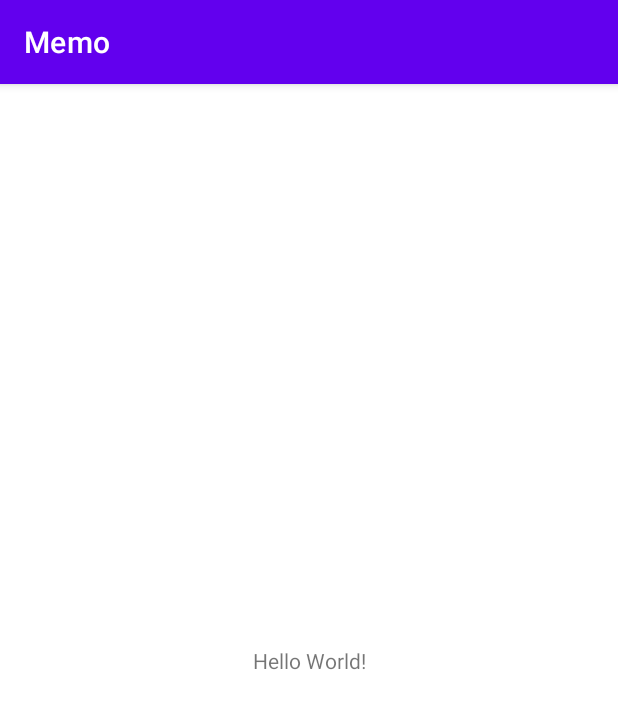
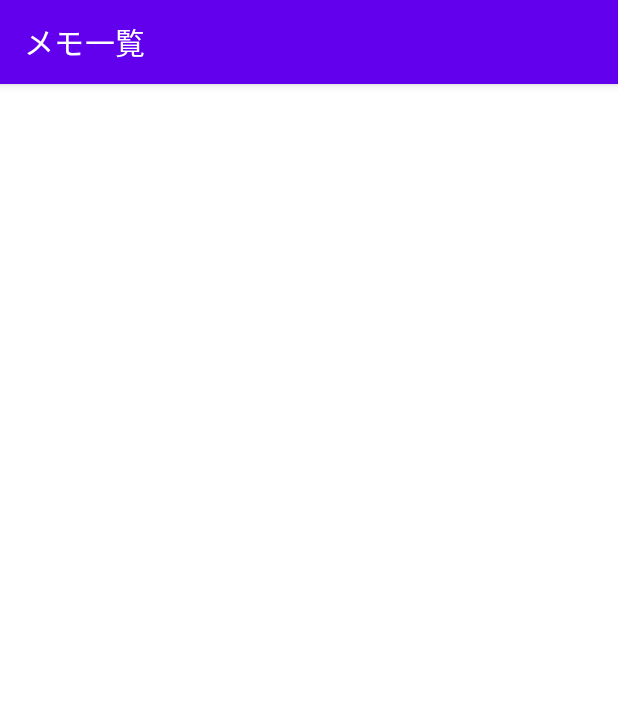
Before and after one commit to R2035/mvvm-example-memo-android, an Android app: the screen it shows after launch (MainActivity), on a phone screen of 412 x 824 dp. Shown: the top 709 px of the screen. Run offline under Robolectric (Android 15) with nearby library versions, the phone set to English and light mode, and no system bars; our stand-ins replace Room's generated code, navigation-ui.

Commit message:
Navigationによるメモ一覧画面の表示を実装

```diff
--- a/App/app/src/main/java/com/example/memo/activity/MainActivity.kt
+++ b/App/app/src/main/java/com/example/memo/activity/MainActivity.kt
@@ -2,15 +2,38 @@ package com.example.memo.activity
 
 import android.os.Bundle
 import androidx.appcompat.app.AppCompatActivity
+import androidx.navigation.NavController
+import androidx.navigation.fragment.NavHostFragment
+import androidx.navigation.ui.AppBarConfiguration
+import androidx.navigation.ui.NavigationUI
+import androidx.navigation.ui.NavigationUI.setupActionBarWithNavController
 import com.example.memo.R
+import com.example.memo.databinding.ActivityMainBinding
 
 /**
  * アプリ起動中は常に表示されるActivity
  * Activityは他に使用しない
  */
 class MainActivity : AppCompatActivity() {
+    private val navController: NavController
+        get() = (supportFragmentManager.findFragmentById(R.id.main_fragment_container_view) as NavHostFragment).navController
+
+    private val appBarConfiguration = AppBarConfiguration
+        .Builder(
+            R.id.a01,
+        )
+        .build()
+
     override fun onCreate(savedInstanceState: Bundle?) {
         super.onCreate(savedInstanceState)
-        setContentView(R.layout.activity_main)
+
+        val binding = ActivityMainBinding.inflate(layoutInflater)
+
+        setContentView(binding.root)
+        setupActionBarWithNavController(this, navController, appBarConfiguration)
+    }
+
+    override fun onSupportNavigateUp(): Boolean {
+        return NavigationUI.navigateUp(navController, appBarConfiguration) || super.onSupportNavigateUp()
     }
 }
--- /dev/null
+++ b/App/app/src/main/java/com/example/memo/fragment/a01/MemoListFragment.kt
@@ -0,0 +1,8 @@
+package com.example.memo.fragment.a01
+
+import androidx.fragment.app.Fragment
+
+/**
+ * A01 メモ一覧画面
+ */
+class MemoListFragment : Fragment()
--- a/App/app/src/main/res/layout/activity_main.xml
+++ b/App/app/src/main/res/layout/activity_main.xml
@@ -6,13 +6,16 @@
     android:layout_height="match_parent"
     tools:context=".activity.MainActivity">
 
-    <TextView
-        android:layout_width="wrap_content"
-        android:layout_height="wrap_content"
-        android:text="Hello World!"
+    <androidx.fragment.app.FragmentContainerView
+        android:id="@+id/main_fragment_container_view"
+        android:name="androidx.navigation.fragment.NavHostFragment"
+        android:layout_width="0dp"
+        android:layout_height="0dp"
+        app:defaultNavHost="true"
         app:layout_constraintBottom_toBottomOf="parent"
-        app:layout_constraintLeft_toLeftOf="parent"
-        app:layout_constraintRight_toRightOf="parent"
-        app:layout_constraintTop_toTopOf="parent" />
+        app:layout_constraintEnd_toEndOf="parent"
+        app:layout_constraintStart_toStartOf="parent"
+        app:layout_constraintTop_toTopOf="parent"
+        app:navGraph="@navigation/navigation_main" />
 
 </androidx.constraintlayout.widget.ConstraintLayout>
--- /dev/null
+++ b/App/app/src/main/res/layout/fragment_memo_list.xml
@@ -0,0 +1,6 @@
+<?xml version="1.0" encoding="utf-8"?>
+<androidx.constraintlayout.widget.ConstraintLayout xmlns:android="http://schemas.android.com/apk/res/android"
+    xmlns:tools="http://schemas.android.com/tools"
+    android:layout_width="match_parent"
+    android:layout_height="match_parent"
+    tools:context=".fragment.a01.MemoListFragment"/>
--- /dev/null
+++ b/App/app/src/main/res/navigation/navigation_main.xml
@@ -0,0 +1,11 @@
+<?xml version="1.0" encoding="utf-8"?>
+<navigation xmlns:android="http://schemas.android.com/apk/res/android"
+    xmlns:app="http://schemas.android.com/apk/res-auto"
+    android:id="@+id/main_navigation"
+    app:startDestination="@id/a01">
+
+    <fragment
+        android:id="@+id/a01"
+        android:name="com.example.memo.fragment.a01.MemoListFragment"
+        android:label="@string/a01_title" />
+</navigation>
--- a/App/app/src/main/res/values/strings.xml
+++ b/App/app/src/main/res/values/strings.xml
@@ -1,3 +1,7 @@
 <resources>
     <string name="app_name">Memo</string>
+
+    <string name="a01_title">メモ一覧</string>
+
+    <string name="a02_title">メモ編集</string>
 </resources>
```
